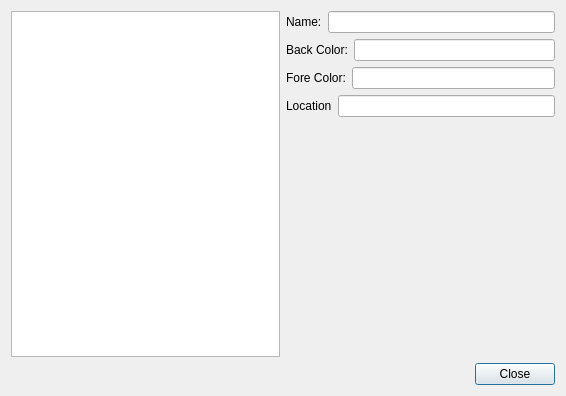
The window that medialibraryedit.ui (omppukoira/DLaraoke) describes before a commit, drawn with Qt 5.
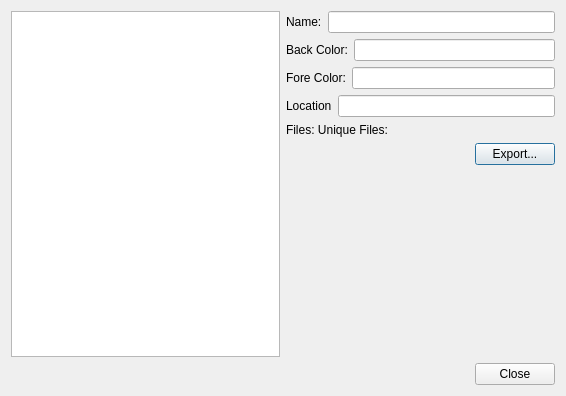
The same window after the commit.

The edit to the form file:
```diff
--- a/medialibraryedit.ui
+++ b/medialibraryedit.ui
@@ -13,9 +13,11 @@
   <property name="windowTitle">
    <string>Media Libraries</string>
   </property>
+  <layout class="QVBoxLayout" name="verticalLayout_3">
+   <item>
   <layout class="QVBoxLayout" name="verticalLayout_2">
    <item>
-    <layout class="QHBoxLayout" name="horizontalLayout_5">
+      <layout class="QHBoxLayout" name="horizontalLayout_6">
      <item>
       <widget class="QListView" name="lstLibraries">
        <property name="editTriggers">
@@ -85,6 +87,40 @@
          </item>
         </layout>
        </item>
+         <item>
+          <widget class="QLabel" name="lblCountInformation">
+           <property name="text">
+            <string>Files: Unique Files:</string>
+           </property>
+          </widget>
+         </item>
+         <item>
+          <layout class="QHBoxLayout" name="horizontalLayout_5">
+           <item>
+            <spacer name="horizontalSpacer">
+             <property name="orientation">
+              <enum>Qt::Horizontal</enum>
+             </property>
+             <property name="sizeHint" stdset="0">
+              <size>
+               <width>40</width>
+               <height>20</height>
+              </size>
+             </property>
+            </spacer>
+           </item>
+           <item>
+            <widget class="QPushButton" name="bExportData">
+             <property name="focusPolicy">
+              <enum>Qt::WheelFocus</enum>
+             </property>
+             <property name="text">
+              <string>Export...</string>
+             </property>
+            </widget>
+           </item>
+          </layout>
+         </item>
        <item>
         <spacer name="verticalSpacer">
          <property name="orientation">
@@ -103,6 +139,21 @@
     </layout>
    </item>
    <item>
+      <layout class="QHBoxLayout" name="horizontalLayout_7">
+       <item>
+        <spacer name="horizontalSpacer_2">
+         <property name="orientation">
+          <enum>Qt::Horizontal</enum>
+         </property>
+         <property name="sizeHint" stdset="0">
+          <size>
+           <width>40</width>
+           <height>20</height>
+          </size>
+         </property>
+        </spacer>
+       </item>
+       <item>
     <widget class="QDialogButtonBox" name="buttonBox">
      <property name="orientation">
       <enum>Qt::Horizontal</enum>
@@ -111,6 +162,10 @@
       <set>QDialogButtonBox::Close</set>
      </property>
     </widget>
+       </item>
+      </layout>
+     </item>
+    </layout>
    </item>
   </layout>
  </widget>
```
Lines whose indentation alone changed are shown as unchanged.
